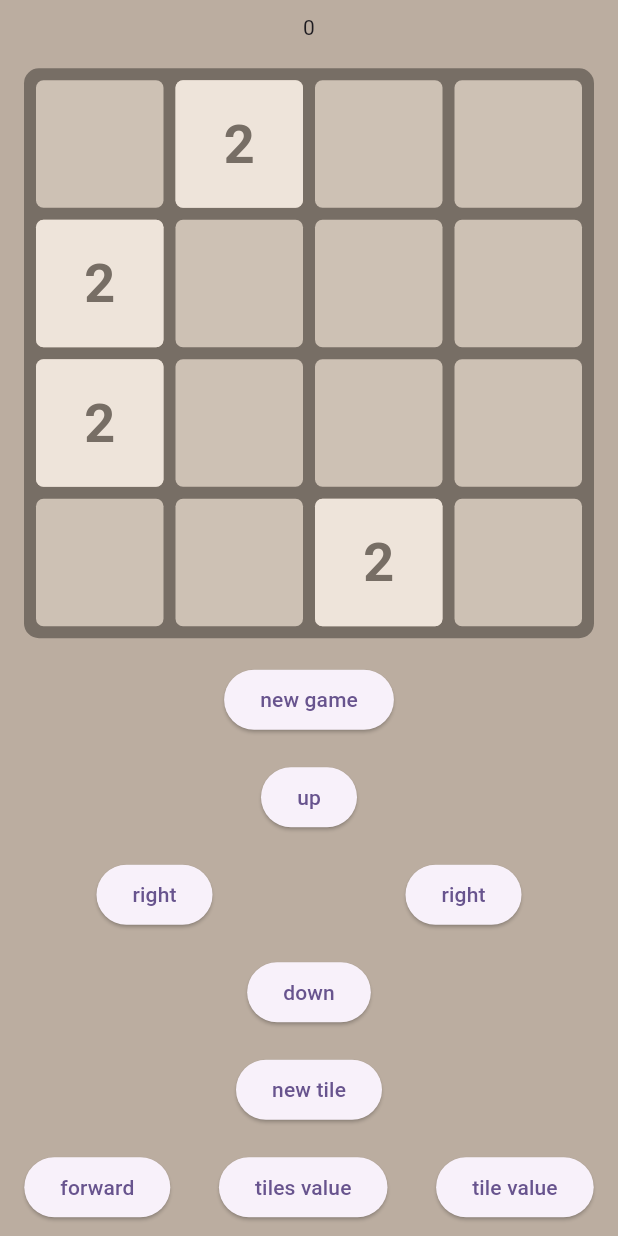
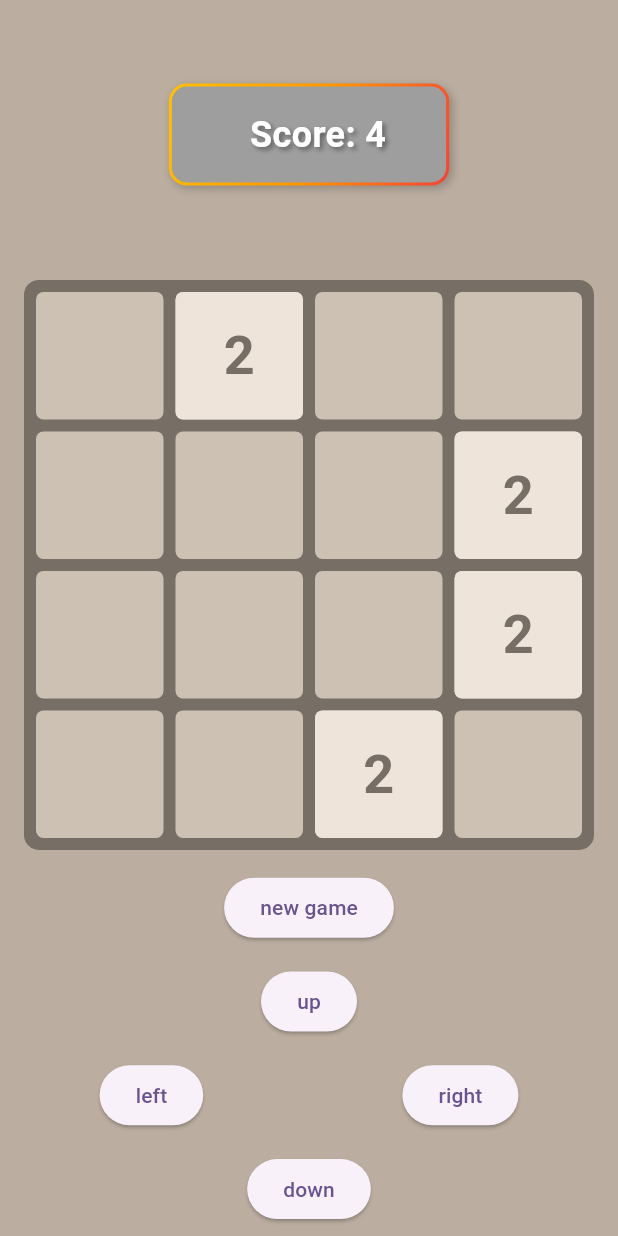
Before and after one commit to Huando22222/2048, a Flutter app: the screen it shows after launch, after a tap on "right", on a phone screen of 412 x 824 dp. Run offline on Flutter 3.47's test engine with Material 3 defaults, Android fonts, the light colour scheme and no system bars.

Commit message:
fix anmation

```diff
--- a/lib/game_play.dart
+++ b/lib/game_play.dart
@@ -1,4 +1,5 @@
 import 'dart:developer';
+import 'dart:math' show Random;
 
 import 'package:flutter/material.dart';
 import 'package:two048/game_values.dart';
@@ -18,9 +19,13 @@ class GamePlay extends StatefulWidget {
   State<GamePlay> createState() => _GamePlayState();
 }
 
-class _GamePlayState extends State<GamePlay>
-    with SingleTickerProviderStateMixin {
+class _GamePlayState extends State<GamePlay> with TickerProviderStateMixin {
+  // with SingleTickerProviderStateMixin {
   late AnimationController controller;
+  late AnimationController appearController;
+  late Animation<double> animatedSizeScore;
+  late Animation<double> shakeAnimation;
+  bool ableToSwipe = true;
   int score = 0;
 
   List<List<Tile>> tiles = List.generate(
@@ -33,22 +38,61 @@ class _GamePlayState extends State<GamePlay>
   // List<Tile> toAdd = [];
 
   Iterable<Tile> get flattenedTiles => tiles.expand((element) => element);
-
   @override
   void initState() {
     super.initState();
     controller = AnimationController(
       vsync: this,
-      duration: Duration(milliseconds: 500),
+      duration: Duration(milliseconds: GameValues.millisecondsAnimation),
+    );
+    appearController = AnimationController(
+      vsync: this,
+      duration: Duration(
+        milliseconds: GameValues.millisecondsAnimation,
+        // milliseconds: (GameValues.millisecondsAnimation / 2).round(),
+      ),
+    );
+    animatedSizeScore = Tween(begin: 1.20, end: 1.0).animate(CurvedAnimation(
+        parent: controller,
+        curve: Interval(
+          GameValues.moveInterval,
+          1,
+          curve: Curves.bounceOut,
+        )));
+    shakeAnimation = TweenSequence([
+      TweenSequenceItem(tween: Tween(begin: 0.0, end: 5.0), weight: .2),
+      TweenSequenceItem(tween: Tween(begin: 5.0, end: -5.0), weight: .2),
+      TweenSequenceItem(tween: Tween(begin: -5.0, end: 5.0), weight: .2),
+      TweenSequenceItem(tween: Tween(begin: 5.0, end: -5.0), weight: .2),
+      TweenSequenceItem(tween: Tween(begin: -5.0, end: 0.0), weight: .2),
+    ]).animate(
+      CurvedAnimation(
+        parent: controller,
+        curve: Interval(
+          GameValues.moveInterval,
+          1,
+        ),
+      ),
+    );
+    appearController.addStatusListener(
+      (status) {
+        if (status == AnimationStatus.completed) {
+          log("appearController completed");
+          for (var tile in flattenedTiles) {
+            tile.stopAnimatedSize();
+          }
+        }
+      },
     );
     controller.addStatusListener(
       (status) {
-        if (status.isCompleted) {
-          // if (status == AnimationStatus.completed) {
+        if (status == AnimationStatus.completed) {
+          log("controller completed");
+          appearController.forward(from: 0.0);
           for (var tile in flattenedTiles) {
             tile.resetAnimations();
           }
-          score = 0;
+          ableToSwipe = true;
         }
       },
     );
@@ -62,6 +106,7 @@ class _GamePlayState extends State<GamePlay>
         element.resetAnimations();
       }
       addNewTile();
+      score = 0;
       controller.forward(from: 0.0);
     });
   }
@@ -93,22 +138,22 @@ class _GamePlayState extends State<GamePlay>
         ),
       ),
     ));
-
     stackItems.addAll(flattenedTiles.map(
       (e) {
         return AnimatedBuilder(
-          animation: controller,
+          animation: Listenable.merge([controller, appearController]),
+          // animation: controller,
           builder: (context, child) {
-            if (e.value == 0) {
+            if (e.animatedValue.value == 0) {
               return SizedBox.shrink();
             } else {
               return TileWidget(
                 left: e.animatedX.value * tileSize,
                 top: e.animatedY.value * tileSize,
                 tileSize: tileSize,
-                containerSize:
-                    (tileSize - GameValues.tilePadding * 2) * e.size.value,
-                value: e.value,
+                containerSize: (tileSize - GameValues.tilePadding * 2) *
+                    e.animatedSize.value,
+                value: e.animatedValue.value.toInt(),
               );
             }
           },
@@ -136,8 +181,73 @@ class _GamePlayState extends State<GamePlay>
         child: Column(
           mainAxisAlignment: MainAxisAlignment.spaceAround,
           children: [
-            Container(
-              child: Text(score.toString()),
+            SizedBox(
+              height: size.height * 0.2,
+              width: double.infinity,
+              child: Center(
+                child: AnimatedBuilder(
+                  animation: controller,
+                  builder: (context, child) {
+                    return Transform.translate(
+                      offset: Offset(shakeAnimation.value, 0),
+                      child: Transform.scale(
+                        scale: animatedSizeScore.value,
+                        child: Container(
+                          decoration: BoxDecoration(
+                            color: Colors.grey,
+                            borderRadius: BorderRadius.circular(12),
+                            gradient: LinearGradient(
+                              colors: [
+                                Colors.amber,
+                                Colors.orange,
+                                Colors.red,
+                              ],
+                              begin: Alignment.topLeft,
+                              end: Alignment.bottomRight,
+                            ),
+                            boxShadow: [
+                              BoxShadow(
+                                color: Colors.black.withOpacity(0.2),
+                                blurRadius: 4,
+                                offset: Offset(2, 2),
+                              ),
+                            ],
+                          ),
+                          padding: const EdgeInsets.all(2),
+                          child: Container(
+                            decoration: BoxDecoration(
+                              color: Colors.grey,
+                              borderRadius: BorderRadius.circular(10),
+                            ),
+                            padding: EdgeInsets.symmetric(
+                                horizontal: 40, vertical: 15),
+                            child: Row(
+                              mainAxisSize: MainAxisSize.min,
+                              children: [
+                                SizedBox(width: 12),
+                                Text(
+                                  "Score: $score",
+                                  style: GameValues.getScoreTextStyle(
+                                          score.toInt())
+                                      .copyWith(
+                                    shadows: [
+                                      Shadow(
+                                        color: Colors.black.withAlpha(100),
+                                        offset: Offset(2, 2),
+                                        blurRadius: 4,
+                                      ),
+                                    ],
+                                  ),
+                                ),
+                              ],
+                            ),
+                          ),
+                        ),
+                      ),
+                    );
+                  },
+                ),
+              ),
             ),
             Center(
               child: Container(
@@ -149,6 +259,7 @@ class _GamePlayState extends State<GamePlay>
                   borderRadius: BorderRadius.circular(GameValues.borderRadius),
                 ),
                 child: Stack(
+                  clipBehavior: Clip.none,
                   children: [
                     ...stackItems,
                   ],
@@ -174,7 +285,7 @@ class _GamePlayState extends State<GamePlay>
                   onPressed: () {
                     merge(direction: SwipeDirection.left);
                   },
-                  child: Text("right"),
+                  child: Text("left"),
                 ),
                 ElevatedButton(
                   onPressed: () {
@@ -190,41 +301,6 @@ class _GamePlayState extends State<GamePlay>
               },
               child: Text("down"),
             ),
-            ElevatedButton(
-              onPressed: () {
-                addNewTile();
-              },
-              child: Text("new tile"),
-            ),
-            Row(
-              mainAxisAlignment: MainAxisAlignment.spaceAround,
-              children: [
-                ElevatedButton(
-                  onPressed: () {
-                    // setState(() {});
-                    controller.forward(from: 0.0);
-                  },
-                  child: Text("forward"),
-                ),
-                ElevatedButton(
-                  onPressed: () {
-                    for (var element in tiles) {
-                      String tmp = element.map((tile) {
-                        return "[${tile.x.toInt()},${tile.y.toInt()}]${tile.value}";
-                      }).join(', ');
-                      log(tmp);
-                    }
-                  },
-                  child: Text("tiles value"),
-                ),
-                ElevatedButton(
-                  onPressed: () {
-                    log("[${tiles[3][1].x.toInt().toString()},${tiles[3][1].y.toInt().toString()}] ${tiles[3][1].value.toString()}");
-                  },
-                  child: Text("tile value"),
-                ),
-              ],
-            ),
           ],
         ),
       ),
@@ -232,15 +308,6 @@ class _GamePlayState extends State<GamePlay>
   }
 
   void addNewTile() {
-    // for (var element in flattenedTiles) {
-    //   score += element.value;
-    // }
-    for (var element in tiles) {
-      String tmp = element.map((tile) {
-        return "[${tile.x.toInt()},${tile.y.toInt()}]${tile.value}";
-      }).join(', ');
-      log(tmp);
-    }
     List<Tile> emptyTiles = flattenedTiles.where(
       (element) {
         return element.value == 0;
@@ -251,15 +318,17 @@ class _GamePlayState extends State<GamePlay>
 
     emptyTiles.shuffle();
     int canAddMore = emptyTiles.length >= 2 ? 2 : 1;
-    log("addNewTile================================$canAddMore");
+    List<int> newValueTile = score > 50 ? [2, 4] : [2];
+    // log("addNewTile================================$canAddMore");
     for (int i = 0; i < canAddMore; i++) {
-      // tiles[emptyTiles[i].x.toInt()][emptyTiles[i].y.toInt()].value = 2;
-      // tiles[emptyTiles[i].x.toInt()][emptyTiles[i].y.toInt()]
-      //     .appear(parent: controller);
-      tiles[emptyTiles[i].y.toInt()][emptyTiles[i].x.toInt()].value = 2;
+      int newValue = newValueTile[Random().nextInt(newValueTile.length)];
+      tiles[emptyTiles[i].y.toInt()][emptyTiles[i].x.toInt()].value = newValue;
       tiles[emptyTiles[i].y.toInt()][emptyTiles[i].x.toInt()]
-          .appear(parent: controller);
-      log('new tile position [${emptyTiles[i].x.toInt()},${emptyTiles[i].y.toInt()}]');
+          .appear(parent: appearController);
+
+      score += newValue;
+      // .appear(parent: controller);
+      // log('new tile position [${emptyTiles[i].x.toInt()},${emptyTiles[i].y.toInt()}]');
     }
   }
 
@@ -279,11 +348,11 @@ class _GamePlayState extends State<GamePlay>
         didMerge = mergeRight();
         break;
     }
-
     if (didMerge) {
       setState(() {
         addNewTile();
         controller.forward(from: 0.0);
+        ableToSwipe = false;
       });
     }
   }
@@ -299,9 +368,11 @@ class _GamePlayState extends State<GamePlay>
       cols.map((e) => mergeTiles(e.reversed.toList())).toList().any((e) => e);
 
   bool mergeTiles(List<Tile> tiles) {
-    String tmp = tiles.map((tile) => tile.value).join(', ');
-    log("each Row, col: $tmp");
+    // String tmp = tiles.map((tile) => tile.value).join(', ');
+    // log("each Row, col: $tmp");
     bool didChange = false;
+    if (!ableToSwipe) return didChange;
+
     for (int i = 0; i < tiles.length; i++) {
       for (int j = i; j < tiles.length; j++) {
         if (tiles[j].value == 0) continue;
@@ -321,11 +392,7 @@ class _GamePlayState extends State<GamePlay>
         if (i != j || mergeTile != null) {
           didChange = true;
           int resultValue = tiles[j].value;
-          tiles[j].moveTo(
-            parent: controller,
-            toX: tiles[i].x,
-            toY: tiles[i].y,
-          );
+          tiles[j].moveTo(parent: controller, toX: tiles[i].x, toY: tiles[i].y);
           if (mergeTile != null) {
             resultValue += mergeTile.value;
             mergeTile.moveTo(
@@ -333,19 +400,19 @@ class _GamePlayState extends State<GamePlay>
               toX: tiles[i].x,
               toY: tiles[i].y,
             );
-            // log("[${mergeTile.x.toInt()},${mergeTile.y.toInt()}]${mergeTile.value}");
+
             // mergeTile.bounce(controller);
-            // mergeTile.changeNumber(controller, resultValue);
+            mergeTile.changeNumber(controller, resultValue.toDouble());
             mergeTile.value = 0;
-            // tiles[j].changeNumber(controller, 0);
+            tiles[j].changeNumber(controller, 0);
           }
           tiles[j].value = 0;
           tiles[i].value = resultValue;
-          String tmp2 = tiles
-              .map((tile) =>
-                  "[${tile.x.toInt()},${tile.y.toInt()}]${tile.value}")
-              .join(', ');
-          log("- $tmp2\n");
+          // String tmp2 = tiles
+          //     .map((tile) =>
+          //         "[${tile.x.toInt()},${tile.y.toInt()}]${tile.value}")
+          //     .join(', ');
+          // log("- $tmp2\n");
         }
         break;
       }
--- a/lib/game_values.dart
+++ b/lib/game_values.dart
@@ -6,6 +6,7 @@ class GameValues {
   static const double tilePadding = 4.0;
   static const double tileRadius = 5.0;
   static const double moveInterval = .5;
+  static const int millisecondsAnimation = 200;
 
   static const Map<int, Color> tileColors = {
     2: Color(0xFFEEE4DA),
@@ -62,6 +63,31 @@ class GameValues {
     1024: FontWeight.w900,
     2048: FontWeight.w900,
   };
+  static const Map<int, Color> scoreTextColors = {
+    100: Colors.white70,
+    500: Colors.yellow,
+    1000: Colors.orange,
+    3000: Colors.red,
+    5000: Colors.purple,
+    10000: Colors.blue,
+  };
+  static Color getScoreTextColor(int score) {
+    if (score >= 10000) return scoreTextColors[10000]!;
+    if (score >= 5000) return scoreTextColors[5000]!;
+    if (score >= 3000) return scoreTextColors[3000]!;
+    if (score >= 1000) return scoreTextColors[1000]!;
+    if (score >= 500) return scoreTextColors[500]!;
+    if (score >= 100) return scoreTextColors[100]!;
+    return Colors.white;
+  }
+
+  static TextStyle getScoreTextStyle(int score) {
+    return TextStyle(
+      color: getScoreTextColor(score),
+      fontSize: 24.0,
+      fontWeight: FontWeight.bold,
+    );
+  }
 
   static const Color tileBorderColor = Color(0xFF776E65);
   static const Color emptyTileColor = Color(0xFFCDC1B4);
--- a/lib/tile.dart
+++ b/lib/tile.dart
@@ -1,11 +1,13 @@
 // ignore_for_file: public_member_api_docs, sort_constructors_first
+import 'dart:developer';
+
 import 'package:flutter/material.dart';
 import 'package:two048/game_values.dart';
 
 class Tile {
   final double x, y;
   int value;
-  late Animation<double> size;
+  late Animation<double> animatedSize;
   late Animation<double> animatedX;
   late Animation<double> animatedY;
   late Animation<double> animatedValue;
@@ -15,11 +17,21 @@ class Tile {
     required this.value,
   }) {
     resetAnimations();
+    stopAnimatedSize();
   }
 
   void appear({required Animation<double> parent}) {
-    size = Tween(begin: 0.0, end: 1.0).animate(CurvedAnimation(
-        parent: parent, curve: Interval(GameValues.moveInterval, 1.0)));
+    animatedSize = Tween(begin: 0.0, end: 1.0).animate(CurvedAnimation(
+        parent: parent,
+        curve: Interval(
+          0,
+          1.0,
+        )));
+    // parent: parent, curve: Interval(GameValues.moveInterval, 1.0)));
+  }
+
+  void stopAnimatedSize() {
+    animatedSize = AlwaysStoppedAnimation(1.0);
   }
 
   void moveTo({
@@ -33,6 +45,8 @@ class Tile {
           0.0,
           GameValues.moveInterval,
         ));
+
+    log('moveTo [${toX.toInt()},${toY.toInt()}] <- [${x.toInt()},${y.toInt()}] current: [${animatedX.value.toInt()},${animatedY.value.toInt()}] value: $value');
     animatedX = Tween<double>(
       begin: x,
       end: toX,
@@ -44,10 +58,28 @@ class Tile {
   }
 
   void resetAnimations() {
+    animatedValue = AlwaysStoppedAnimation(value.toDouble());
+    // animatedSize = AlwaysStoppedAnimation(1.0);
     animatedX = AlwaysStoppedAnimation(x.toDouble());
     animatedY = AlwaysStoppedAnimation(y.toDouble());
-    animatedValue = AlwaysStoppedAnimation(value.toDouble());
-    size = AlwaysStoppedAnimation(1.0);
+  }
+
+  void bounce(Animation<double> parent) {
+    animatedSize = TweenSequence([
+      TweenSequenceItem(tween: Tween(begin: 1.0, end: 1.2), weight: 1.0),
+      TweenSequenceItem(tween: Tween(begin: 1.2, end: 1.0), weight: 1.0),
+    ]).animate(CurvedAnimation(
+        parent: parent, curve: Interval(GameValues.moveInterval, 1.0)));
+  }
+
+  void changeNumber(Animation<double> parent, double newValue) {
+    animatedValue = TweenSequence([
+      // TweenSequenceItem(tween: ConstantTween(value.toDouble()), weight: .5),
+      // TweenSequenceItem(tween: ConstantTween(newValue), weight: .5),
+      TweenSequenceItem(tween: ConstantTween(value.toDouble()), weight: .01),
+      TweenSequenceItem(tween: ConstantTween(newValue), weight: .99),
+    ]).animate(CurvedAnimation(
+        parent: parent, curve: Interval(GameValues.moveInterval, 1.0)));
   }
 }
 
```
